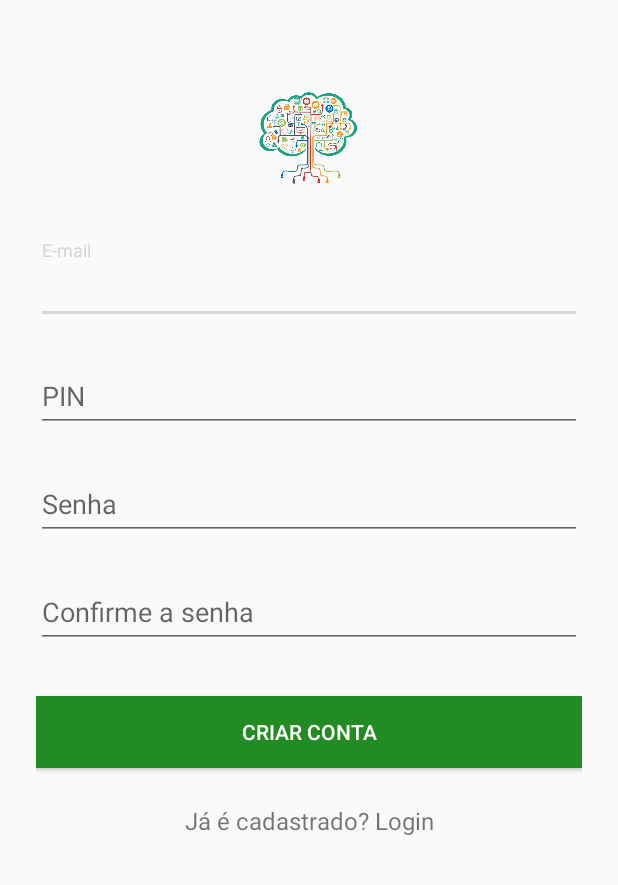
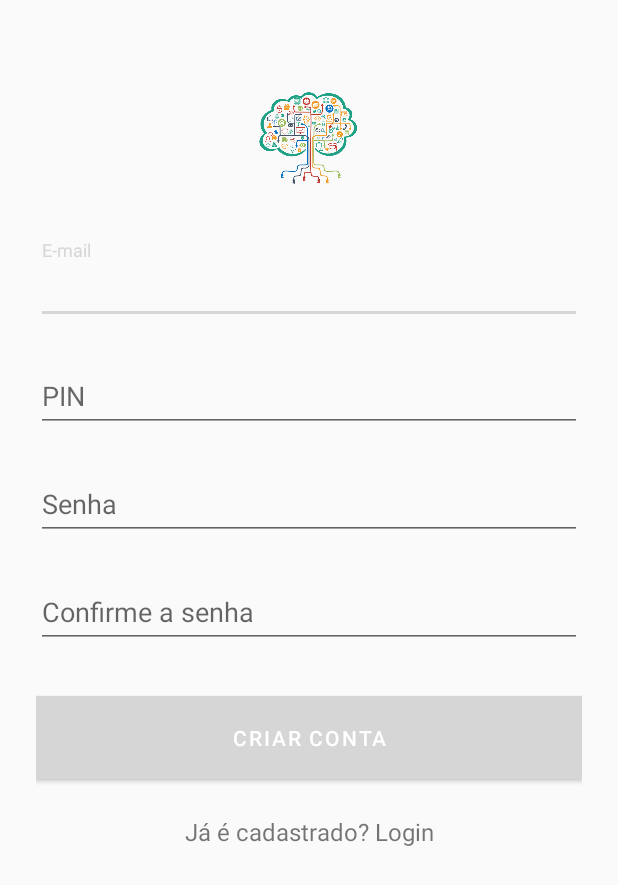
Before and after one commit to dsfb/LESW_FatecSP_2sem_2018, an Android app: the screen it shows after launch (SignupActivity), after a tap on "Primeiro acesso? Cadastrar", on a phone screen of 412 x 824 dp. Shown: the top 885 px of the screen. Run offline under Robolectric (Android 15) with nearby library versions, the phone set to English and light mode, and no system bars; our stand-ins replace ButterKnife; 1 other tap on this screen came first.

Commit message:
Commit com as mudanças feitas até o fim da tarde de 09/10/2018.

```diff
--- a/app/build.gradle
+++ b/app/build.gradle
@@ -64,8 +64,8 @@ dependencies {
     implementation 'com.github.bmelnychuk:atv:1.2.9'
     implementation 'com.github.johnkil.print:print:1.3.1'
 
-    implementation 'com.jakewharton:butterknife:8.8.1'
-    annotationProcessor 'com.jakewharton:butterknife-compiler:8.8.1'
+    implementation 'com.jakewharton:butterknife:9.0.0-SNAPSHOT'
+    annotationProcessor 'com.jakewharton:butterknife-compiler:9.0.0-SNAPSHOT'
 
     implementation 'com.github.florent37:materialviewpager:1.2.3'
     implementation 'com.shawnlin:number-picker:2.4.4'
--- a/app/src/main/java/com/lesw/tree_knowledge/EmployeeActivity.java
+++ b/app/src/main/java/com/lesw/tree_knowledge/EmployeeActivity.java
@@ -13,6 +13,7 @@ import com.unnamed.b.atv.view.AndroidTreeView;
 import java.io.Serializable;
 
 import androidx.appcompat.app.AppCompatActivity;
+import androidx.appcompat.widget.Toolbar;
 
 public class EmployeeActivity extends AppCompatActivity {
 
--- a/app/src/main/res/layout/activity_list_employee.xml
+++ b/app/src/main/res/layout/activity_list_employee.xml
@@ -35,7 +35,7 @@
 
     <!--android:background="@drawable/border"-->
 
-    <android.support.v7.widget.CardView
+    <androidx.cardview.widget.CardView
         android:layout_width="match_parent"
         android:layout_height="wrap_content"
         card_view:cardCornerRadius="1dp"
@@ -105,7 +105,7 @@
 
         </LinearLayout>
 
-    </android.support.v7.widget.CardView>
+    </androidx.cardview.widget.CardView>
 
     <!--<TextView-->
     <!--android:layout_width="wrap_content"-->
--- a/app/src/main/res/layout/activity_place_tree.xml
+++ b/app/src/main/res/layout/activity_place_tree.xml
@@ -67,7 +67,7 @@
 
     </RadioGroup>
 
-    <android.support.v7.widget.CardView xmlns:android="http://schemas.android.com/apk/res/android"
+    <androidx.cardview.widget.CardView xmlns:android="http://schemas.android.com/apk/res/android"
         xmlns:app="http://schemas.android.com/apk/res-auto"
         android:layout_width="match_parent"
         android:layout_height="wrap_content"
@@ -85,6 +85,6 @@
             android:layout_width="match_parent"
             android:layout_height="match_parent" />
 
-    </android.support.v7.widget.CardView>
+    </androidx.cardview.widget.CardView>
 
 </LinearLayout>
--- a/app/src/main/res/layout/activity_signup.xml
+++ b/app/src/main/res/layout/activity_signup.xml
@@ -21,7 +21,7 @@
             android:contentDescription="@string/tree_logo_desc" />
 
         <!--  Name Label
-        <android.support.design.widget.TextInputLayout
+        <com.google.android.material.textfield.TextInputLayout
             android:layout_width="match_parent"
             android:layout_height="wrap_content"
             android:layout_marginTop="8dp"
@@ -31,11 +31,11 @@
                 android:layout_width="match_parent"
                 android:layout_height="wrap_content"
                 android:hint="@string/name" />
-        </android.support.design.widget.TextInputLayout>
+        </com.google.android.material.textfield.TextInputLayout>
         -->
 
         <!--  Role Label
-        <android.support.design.widget.TextInputLayout
+        <com.google.android.material.textfield.TextInputLayout
             android:layout_width="match_parent"
             android:layout_height="wrap_content"
             android:layout_marginTop="8dp"
@@ -45,11 +45,11 @@
                 android:layout_width="match_parent"
                 android:layout_height="wrap_content"
                 android:hint="@string/role" />
-        </android.support.design.widget.TextInputLayout>
+        </com.google.android.material.textfield.TextInputLayout>
         -->
 
         <!--  Email Label -->
-        <android.support.design.widget.TextInputLayout
+        <com.google.android.material.textfield.TextInputLayout
             android:layout_width="match_parent"
             android:layout_height="wrap_content"
             android:layout_marginTop="8dp"
@@ -60,10 +60,10 @@
                 android:layout_height="wrap_content"
                 android:inputType="textEmailAddress"
                 android:hint="@string/email" />
-        </android.support.design.widget.TextInputLayout>
+        </com.google.android.material.textfield.TextInputLayout>
 
         <!-- PIN -->
-        <android.support.design.widget.TextInputLayout
+        <com.google.android.material.textfield.TextInputLayout
             android:layout_width="match_parent"
             android:layout_height="wrap_content"
             android:layout_marginTop="8dp"
@@ -74,10 +74,10 @@
                 android:layout_height="wrap_content"
                 android:inputType="textNoSuggestions"
                 android:hint="@string/pin" />
-        </android.support.design.widget.TextInputLayout>
+        </com.google.android.material.textfield.TextInputLayout>
 
         <!-- Address Label
-        <android.support.design.widget.TextInputLayout
+        <com.google.android.material.textfield.TextInputLayout
             android:layout_width="match_parent"
             android:layout_height="wrap_content"
             android:layout_marginTop="8dp"
@@ -87,11 +87,11 @@
                 android:layout_height="wrap_content"
                 android:inputType="textNoSuggestions"
                 android:hint="@string/pin" />
-        </android.support.design.widget.TextInputLayout>
+        </com.google.android.material.textfield.TextInputLayout>
         -->
 
         <!-- Password Label -->
-        <android.support.design.widget.TextInputLayout
+        <com.google.android.material.textfield.TextInputLayout
             android:layout_width="match_parent"
             android:layout_height="wrap_content"
             android:layout_marginTop="8dp"
@@ -102,10 +102,10 @@
                 android:layout_height="wrap_content"
                 android:inputType="textPassword"
                 android:hint="@string/password" />
-        </android.support.design.widget.TextInputLayout>
+        </com.google.android.material.textfield.TextInputLayout>
 
         <!-- Password Re-enter Label -->
-        <android.support.design.widget.TextInputLayout
+        <com.google.android.material.textfield.TextInputLayout
             android:layout_width="match_parent"
             android:layout_height="wrap_content"
             android:layout_marginTop="8dp"
@@ -116,10 +116,10 @@
                 android:layout_height="wrap_content"
                 android:inputType="textPassword"
                 android:hint="@string/re_enter_password" />
-        </android.support.design.widget.TextInputLayout>
+        </com.google.android.material.textfield.TextInputLayout>
 
         <!-- Signup Button -->
-        <android.support.v7.widget.AppCompatButton
+        <com.google.android.material.button.MaterialButton
             android:background="@color/accent"
             android:id="@+id/btn_signup"
             android:layout_width="fill_parent"
--- a/app/src/main/res/layout/fragment_recyclerview.xml
+++ b/app/src/main/res/layout/fragment_recyclerview.xml
@@ -1,5 +1,6 @@
 <?xml version="1.0" encoding="utf-8"?>
-<android.support.v7.widget.RecyclerView
+
+<androidx.recyclerview.widget.RecyclerView
     xmlns:android="http://schemas.android.com/apk/res/android"
     android:id="@+id/recyclerView"
     android:layout_width="match_parent"
--- a/app/src/main/res/layout/fragment_scroll.xml
+++ b/app/src/main/res/layout/fragment_scroll.xml
@@ -13,7 +13,7 @@
 
         <include layout="@layout/material_view_pager_placeholder"/>
 
-        <android.support.v7.widget.CardView
+        <androidx.cardview.widget.CardView
             android:layout_width="match_parent"
             android:layout_height="wrap_content"
             android:layout_marginBottom="@dimen/cardMarginVertical"
@@ -30,7 +30,7 @@
 
             </LinearLayout>
 
-        </android.support.v7.widget.CardView>
+        </androidx.cardview.widget.CardView>
     </LinearLayout>
 
 </android.support.v4.widget.NestedScrollView>
--- a/app/src/main/res/layout/fragment_search.xml
+++ b/app/src/main/res/layout/fragment_search.xml
@@ -6,7 +6,7 @@
     android:layout_height="wrap_content"
     tools:context="com.ihc.tree_knowledge.SearchFragment">
 
-    <android.support.v7.widget.CardView xmlns:android="http://schemas.android.com/apk/res/android"
+    <androidx.cardview.widget.CardView xmlns:android="http://schemas.android.com/apk/res/android"
         xmlns:app="http://schemas.android.com/apk/res-auto"
         android:id="@+id/card_view"
         android:layout_width="match_parent"
@@ -43,6 +43,6 @@
 
         </LinearLayout>
 
-    </android.support.v7.widget.CardView>
+    </androidx.cardview.widget.CardView>
 
 </FrameLayout>
--- a/app/src/main/res/layout/fragment_tree.xml
+++ b/app/src/main/res/layout/fragment_tree.xml
@@ -6,7 +6,7 @@
 
     <!--android:layout_marginTop="@dimen/cardMarginVertical"-->
 
-    <android.support.v7.widget.CardView xmlns:android="http://schemas.android.com/apk/res/android"
+    <androidx.cardview.widget.CardView xmlns:android="http://schemas.android.com/apk/res/android"
         xmlns:app="http://schemas.android.com/apk/res-auto"
         android:id="@+id/card_view"
         android:layout_width="match_parent"
@@ -25,6 +25,6 @@
             android:layout_height="wrap_content"
             android:id="@+id/container" />
 
-    </android.support.v7.widget.CardView>
+    </androidx.cardview.widget.CardView>
 
 </FrameLayout>
--- a/app/src/main/res/layout/list_item_card_big.xml
+++ b/app/src/main/res/layout/list_item_card_big.xml
@@ -4,7 +4,7 @@
     android:layout_width="match_parent"
     android:layout_height="wrap_content">
 
-    <android.support.v7.widget.CardView xmlns:android="http://schemas.android.com/apk/res/android"
+    <androidx.cardview.widget.CardView xmlns:android="http://schemas.android.com/apk/res/android"
         xmlns:app="http://schemas.android.com/apk/res-auto"
         android:id="@+id/card_view"
         android:layout_width="match_parent"
@@ -18,6 +18,6 @@
         app:cardPreventCornerOverlap="false"
         app:contentPadding="0dp">
 
-    </android.support.v7.widget.CardView>
+    </androidx.cardview.widget.CardView>
 
 </FrameLayout>
--- a/app/src/main/res/layout/list_item_card_small.xml
+++ b/app/src/main/res/layout/list_item_card_small.xml
@@ -4,7 +4,7 @@
     android:layout_width="match_parent"
     android:layout_height="wrap_content">
 
-    <android.support.v7.widget.CardView
+    <androidx.cardview.widget.CardView
         android:id="@+id/card_view"
         android:layout_width="match_parent"
         android:layout_height="80dp"
--- a/build.gradle
+++ b/build.gradle
@@ -4,6 +4,7 @@ buildscript {
     repositories {
         jcenter()
         google()
+        maven { url 'https://oss.sonatype.org/content/repositories/snapshots/' }
     }
     dependencies {
         classpath 'com.android.tools.build:gradle:3.2.0'
@@ -19,5 +20,6 @@ allprojects {
     repositories {
         jcenter()
         google()
+        maven { url 'https://oss.sonatype.org/content/repositories/snapshots/' }
     }
 }
```
Also changed, not shown: app/src/main/res/layout/activity_approval.xml (+12 -12 lines), app/src/main/res/layout/activity_login.xml (+5 -5 lines), app/src/main/res/layout/fragment_hrsignup.xml (+15 -15 lines), app/src/main/res/layout/fragment_upload.xml (+4 -4 lines).
